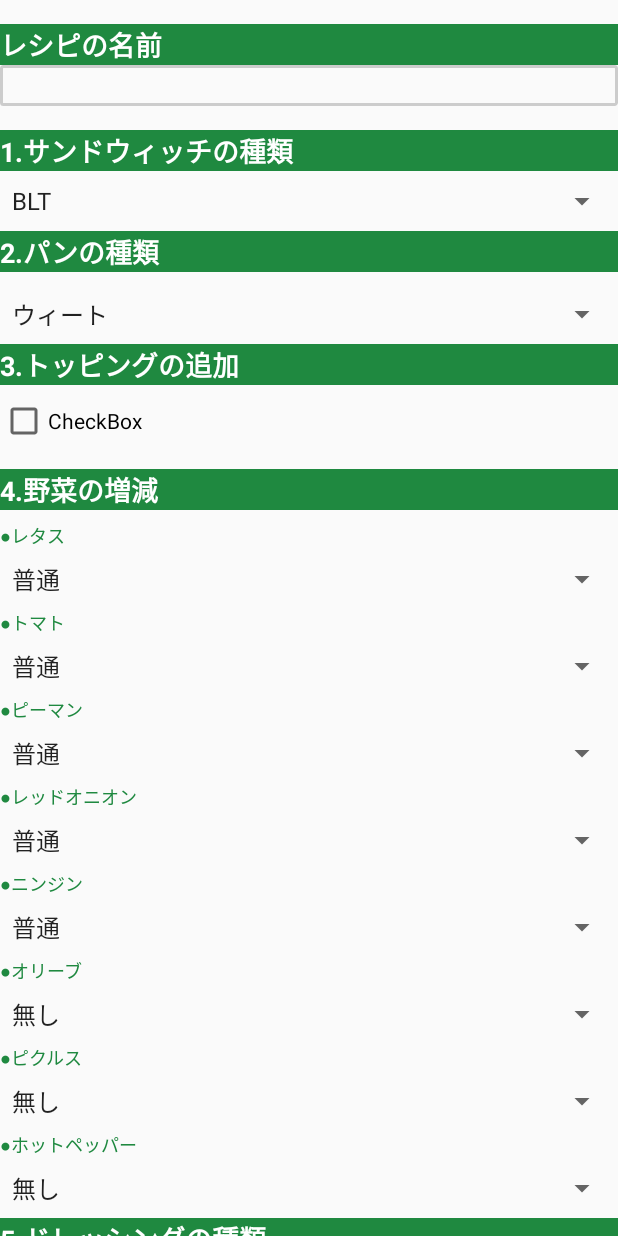
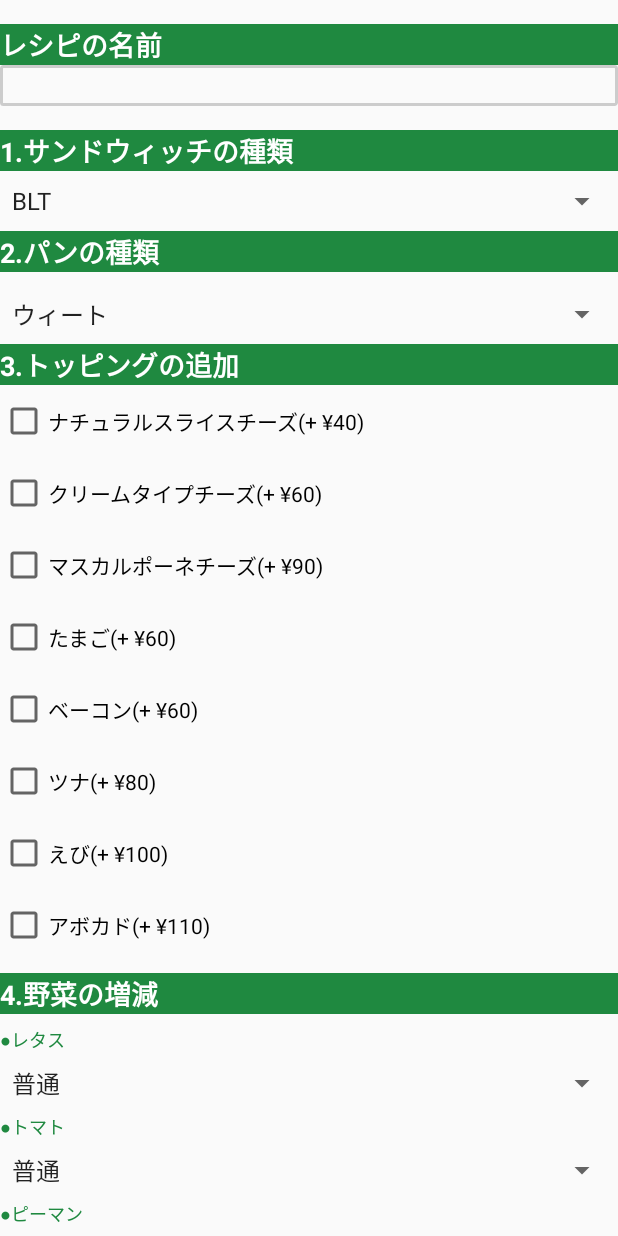
Before and after one commit to hammer0802/SubwaySimulator, an Android app: the screen it shows after launch (CreateRecipe), on a phone screen of 412 x 824 dp. Run offline under Robolectric (Android 15) with nearby library versions, the phone set to English and light mode, and no system bars.

Commit message:
set checkbox value

```diff
--- a/app/build.gradle
+++ b/app/build.gradle
@@ -24,7 +24,7 @@ android {
 
 dependencies {
     implementation fileTree(dir: 'libs', include: ['*.jar'])
-    implementation"org.jetbrains.kotlin:kotlin-stdlib-jre7:$kotlin_version"
+    implementation"org.jetbrains.kotlin:kotlin-stdlib-jdk7:$kotlin_version"
     implementation 'com.android.support:appcompat-v7:28.0.0-alpha3'
     implementation 'com.android.support.constraint:constraint-layout:1.1.2'
     implementation 'com.android.support:design:28.0.0-alpha3'
--- a/app/src/main/java/com/hammer/app/subwaysimulator/Arrays.kt
+++ b/app/src/main/java/com/hammer/app/subwaysimulator/Arrays.kt
@@ -8,19 +8,37 @@ var sandwiches = arrayOf(
         "生ハム＆マスカルポーネ",
         "ローストチキン",
         "ローストビーフ　～プレミアム製法～",
-        "サブウェイクラブ",
         "ターキーベーコンエッグ",
         "チーズローストチキン",
-        "炭火てり焼きチキン",
+        "てり焼きチキン",
+        "チリチキン",
         "ターキーブレスト",
         "ツナ",
-        "ハム",
         "たまご",
         "アボカドベジー",
         "ベジー＆チーズ",
         "ベジーデライト",
-        "直火焼きタンドリーチキン(期間限定)",
-        "スパイシーシュリンプ(期間限定)")
+        "アボカドチキン　チポトレ(期間限定)",
+        "アボカドベーコン　チポトレ(期間限定)")
+
+var sandPrices = mapOf(
+        "BLT" to 420,
+        "えびアボカド" to 500,
+        "生ハム＆マスカルポーネ" to 520,
+        "ローストチキン" to 420,
+        "ローストビーフ　～プレミアム製法～" to 590,
+        "ターキーベーコンエッグ" to 490,
+        "チーズローストチキン" to 480,
+        "てり焼きチキン" to 480,
+        "チリチキン" to 410,
+        "ターキーブレスト" to 450,
+        "ツナ" to 430,
+        "たまご" to 390,
+        "アボカドベジー" to 410,
+        "ベジー＆チーズ" to 340,
+        "ベジーデライト" to 300,
+        "アボカドチキン　チポトレ(期間限定)" to 530,
+        "アボカドベーコン　チポトレ(期間限定)" to 530)
 
 var breads = arrayOf(
     "ウィート",
@@ -31,26 +49,48 @@ var breads = arrayOf(
 )
 
 var toppings = arrayOf(
-    "ナチュラルスライスチーズ",
-    "クリームタイプチーズ",
-    "マスカルポーネチーズ",
-    "たまご",
-    "ベーコン",
-    "ツナ",
-    "えび",
-    "アボカド"
+    "ナチュラルスライスチーズ(+ ¥40)",
+    "クリームタイプチーズ(+ ¥60)",
+    "マスカルポーネチーズ(+ ¥90)",
+    "たまご(+ ¥60)",
+    "ベーコン(+ ¥60)",
+    "ツナ(+ ¥80)",
+    "えび(+ ¥100)",
+    "アボカド(+ ¥110)"
 )
 
-var vegetables = arrayOf(
-    "レタス",
-    "トマト",
-    "ピーマン",
-    "レッドオニオン",
-    "ニンジン",
-    "オリーブ",
-    "ピクルス",
-    "ホットペッパー"
+var toppingPrices = mapOf(
+        "ナチュラルスライスチーズ(+ ¥40)" to 40,
+        "クリームタイプチーズ(+ ¥60)" to 60,
+        "マスカルポーネチーズ(+ ¥90)" to 90,
+        "たまご(+ ¥60)" to 60,
+        "ベーコン(+ ¥60)" to 60,
+        "ツナ(+ ¥80)" to 80,
+        "えび(+ ¥100)" to 100,
+        "アボカド(+ ¥110)" to 110
 )
+
+var tmap = mapOf(
+        "ナチュラルスライスチーズ(+ ¥40)" to "Cheese",
+        "クリームタイプチーズ(+ ¥60)" to "Cream",
+        "マスカルポーネチーズ(+ ¥90)" to "Mascar",
+        "たまご(+ ¥60)" to "Egg",
+        "ベーコン(+ ¥60)" to "Bacon",
+        "ツナ(+ ¥80)" to "Tuna",
+        "えび(+ ¥100)" to "Shrimp",
+        "アボカド(+ ¥110)" to "Avocado"
+)
+
+//var vegetables = arrayOf(
+//    "レタス",
+//    "トマト",
+//    "ピーマン",
+//    "レッドオニオン",
+//    "ニンジン",
+//    "オリーブ",
+//    "ピクルス",
+//    "ホットペッパー"
+//)
 
 var dressings = arrayOf(
     "オイル&ビネガー　塩・こしょう",
--- a/app/src/main/java/com/hammer/app/subwaysimulator/CreateRecipe.kt
+++ b/app/src/main/java/com/hammer/app/subwaysimulator/CreateRecipe.kt
@@ -1,10 +1,6 @@
 package com.hammer.app.subwaysimulator
 
-import android.widget.AdapterView
-import android.widget.Toast
-import android.widget.Spinner
 import com.hammer.app.subwaysimulator.R.id.spinnerSand
-import android.widget.ArrayAdapter
 import android.os.Bundle
 import android.app.Activity
 import android.content.Context
@@ -12,12 +8,13 @@ import android.content.Intent
 import android.content.SharedPreferences
 import android.view.View
 import android.view.WindowId
+import android.widget.*
 import com.google.gson.Gson
 import com.google.gson.reflect.TypeToken
 import kotlinx.android.synthetic.main.create_recipe.*
 
 class CreateRecipe : Activity() {
-    private val preference: SharedPreferences by lazy { getSharedPreferences("kazu", Context.MODE_PRIVATE) }
+    private val preference: SharedPreferences by lazy { getSharedPreferences("recipe", Context.MODE_PRIVATE) }
     val gson = Gson()
     val list: MutableList<Recipe> by lazy { gson?.fromJson<MutableList<Recipe>>(preference!!.getString("list", ""), object : TypeToken<MutableList<Recipe>>() {}.type) ?: mutableListOf<Recipe>()}
     val intent1: Intent by lazy {this.intent}
@@ -66,6 +63,13 @@ class CreateRecipe : Activity() {
             }
         }
 
+        for (topping in toppings){
+            val viewId = resources.getIdentifier("checkBox"+ tmap[topping], "id", packageName)
+            val checkbox = findViewById<CheckBox>(viewId)
+            checkbox.isChecked = false
+            checkbox.setText(topping)
+        }
+
         spinner(sandwiches, "spinnerSand")
         spinner(breads, "spinnerBread")
         spinnerDefaultVege(amounts, "spinnerLettuce")
--- a/app/src/main/res/layout/create_recipe.xml
+++ b/app/src/main/res/layout/create_recipe.xml
@@ -104,13 +104,90 @@
             android:textColor="#FFFFFF"
             android:textSize="18sp"
             android:textStyle="bold"
-            app:layout_constraintBottom_toTopOf="@+id/checkBox"
+            app:layout_constraintBottom_toTopOf="@+id/checkBoxCheese"
             app:layout_constraintEnd_toEndOf="parent"
             app:layout_constraintStart_toStartOf="parent"
             app:layout_constraintTop_toBottomOf="@+id/spinnerBread" />
 
         <CheckBox
-            android:id="@+id/checkBox"
+            android:id="@+id/checkBoxCheese"
+            android:layout_width="wrap_content"
+            android:layout_height="wrap_content"
+            android:layout_marginBottom="8dp"
+            android:layout_marginTop="8dp"
+            android:text="CheckBox"
+            app:layout_constraintBottom_toTopOf="@+id/checkBoxCream"
+            app:layout_constraintStart_toStartOf="parent"
+            app:layout_constraintTop_toBottomOf="@+id/textViewTopping" />
+
+        <CheckBox
+            android:id="@+id/checkBoxCream"
+            android:layout_width="wrap_content"
+            android:layout_height="wrap_content"
+            android:layout_marginBottom="8dp"
+            android:layout_marginTop="8dp"
+            android:text="CheckBox"
+            app:layout_constraintBottom_toTopOf="@+id/checkBoxMascar"
+            app:layout_constraintStart_toStartOf="parent"
+            app:layout_constraintTop_toBottomOf="@+id/checkBoxCheese" />
+
+        <CheckBox
+            android:id="@+id/checkBoxMascar"
+            android:layout_width="wrap_content"
+            android:layout_height="wrap_content"
+            android:layout_marginBottom="8dp"
+            android:layout_marginTop="8dp"
+            android:text="CheckBox"
+            app:layout_constraintBottom_toTopOf="@+id/checkBoxEgg"
+            app:layout_constraintStart_toStartOf="parent"
+            app:layout_constraintTop_toBottomOf="@+id/checkBoxCream" />
+
+        <CheckBox
+            android:id="@+id/checkBoxEgg"
+            android:layout_width="wrap_content"
+            android:layout_height="wrap_content"
+            android:layout_marginBottom="8dp"
+            android:layout_marginTop="8dp"
+            android:text="CheckBox"
+            app:layout_constraintBottom_toTopOf="@+id/checkBoxBacon"
+            app:layout_constraintStart_toStartOf="parent"
+            app:layout_constraintTop_toBottomOf="@+id/checkBoxMascar" />
+
+        <CheckBox
+            android:id="@+id/checkBoxBacon"
+            android:layout_width="wrap_content"
+            android:layout_height="wrap_content"
+            android:layout_marginBottom="8dp"
+            android:layout_marginTop="8dp"
+            android:text="CheckBox"
+            app:layout_constraintBottom_toTopOf="@+id/checkBoxTuna"
+            app:layout_constraintStart_toStartOf="parent"
+            app:layout_constraintTop_toBottomOf="@+id/checkBoxEgg" />
+
+        <CheckBox
+            android:id="@+id/checkBoxTuna"
+            android:layout_width="wrap_content"
+            android:layout_height="wrap_content"
+            android:layout_marginBottom="8dp"
+            android:layout_marginTop="8dp"
+            android:text="CheckBox"
+            app:layout_constraintBottom_toTopOf="@+id/checkBoxShrimp"
+            app:layout_constraintStart_toStartOf="parent"
+            app:layout_constraintTop_toBottomOf="@+id/checkBoxBacon" />
+
+        <CheckBox
+            android:id="@+id/checkBoxShrimp"
+            android:layout_width="wrap_content"
+            android:layout_height="wrap_content"
+            android:layout_marginBottom="8dp"
+            android:layout_marginTop="8dp"
+            android:text="CheckBox"
+            app:layout_constraintBottom_toTopOf="@+id/checkBoxAvocado"
+            app:layout_constraintStart_toStartOf="parent"
+            app:layout_constraintTop_toBottomOf="@+id/checkBoxTuna" />
+
+        <CheckBox
+            android:id="@+id/checkBoxAvocado"
             android:layout_width="wrap_content"
             android:layout_height="wrap_content"
             android:layout_marginBottom="8dp"
@@ -118,7 +195,8 @@
             android:text="CheckBox"
             app:layout_constraintBottom_toTopOf="@+id/textViewVegetable"
             app:layout_constraintStart_toStartOf="parent"
-            app:layout_constraintTop_toBottomOf="@+id/textViewTopping" />
+            app:layout_constraintTop_toBottomOf="@+id/checkBoxShrimp" />
+
 
         <TextView
             android:id="@+id/textViewVegetable"
@@ -133,7 +211,7 @@
             app:layout_constraintBottom_toTopOf="@+id/textViewLettuce"
             app:layout_constraintEnd_toEndOf="parent"
             app:layout_constraintStart_toStartOf="parent"
-            app:layout_constraintTop_toBottomOf="@+id/checkBox" />
+            app:layout_constraintTop_toBottomOf="@+id/checkBoxAvocado" />
 
         <TextView
             android:id="@+id/textViewLettuce"
@@ -155,7 +233,7 @@
             android:layout_marginTop="8dp"
             app:layout_constraintBottom_toTopOf="@+id/textViewTomato"
             app:layout_constraintEnd_toEndOf="parent"
-            app:layout_constraintHorizontal_bias="0.0"
+            app:layout_constraintHorizontal_bias="1.0"
             app:layout_constraintStart_toStartOf="parent"
             app:layout_constraintTop_toBottomOf="@+id/textViewLettuce" />
 
@@ -346,7 +424,9 @@
             android:id="@+id/spinnerDressing"
             android:layout_width="0dp"
             android:layout_height="wrap_content"
+            android:layout_marginBottom="100dp"
             android:layout_marginTop="8dp"
+            app:layout_constraintBottom_toBottomOf="parent"
             app:layout_constraintEnd_toEndOf="parent"
             app:layout_constraintStart_toStartOf="parent"
             app:layout_constraintTop_toBottomOf="@+id/textViewDressing" />
```
